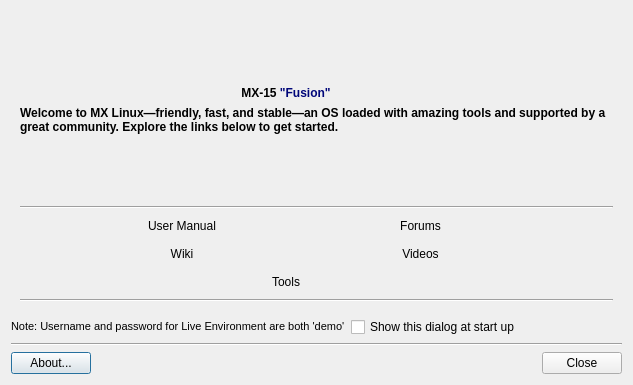
This is mxwelcome.ui in MX-Linux/mx-welcome as Qt 5 draws it before an edit. The edited form follows.
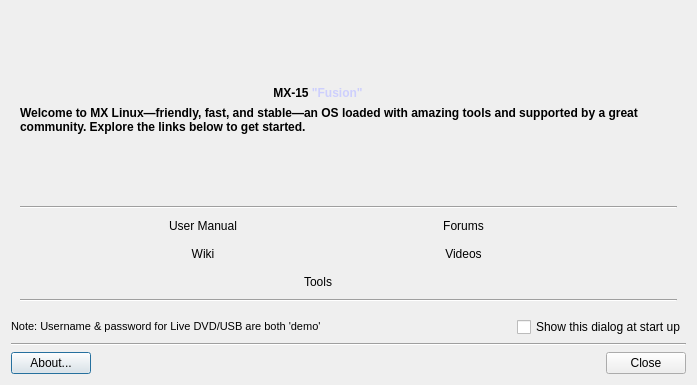
This is the edited form. Icons and pictures are not drawn. Custom widgets are drawn as their Qt base class.

```diff
--- a/mxwelcome.ui
+++ b/mxwelcome.ui
@@ -6,7 +6,7 @@
    <rect>
     <x>0</x>
     <y>0</y>
-    <width>633</width>
+    <width>697</width>
     <height>385</height>
    </rect>
   </property>
@@ -23,7 +23,30 @@
    <item row="0" column="0">
     <widget class="QFrame" name="frame">
      <layout class="QGridLayout" name="gridLayout_4">
-      <item row="6" column="1">
+      <item row="1" column="2">
+       <widget class="QLabel" name="labelTitle">
+        <property name="text">
+         <string>&lt;html&gt;&lt;head/&gt;&lt;body&gt;&lt;p&gt;&lt;span style=&quot; font-weight:600;&quot;&gt;MX-15 &lt;/span&gt;&lt;span style=&quot; font-weight:600; color:#cdcffd;&quot;&gt;&amp;quot;Fusion&amp;quot;&lt;/span&gt;&lt;/p&gt;&lt;/body&gt;&lt;/html&gt;</string>
+        </property>
+        <property name="alignment">
+         <set>Qt::AlignCenter</set>
+        </property>
+       </widget>
+      </item>
+      <item row="7" column="0">
+       <spacer name="horizontalSpacer_7">
+        <property name="orientation">
+         <enum>Qt::Horizontal</enum>
+        </property>
+        <property name="sizeHint" stdset="0">
+         <size>
+          <width>40</width>
+          <height>20</height>
+         </size>
+        </property>
+       </spacer>
+      </item>
+      <item row="7" column="1">
        <widget class="FlatButton" name="buttonManual">
         <property name="sizePolicy">
          <sizepolicy hsizetype="Minimum" vsizetype="Fixed">
@@ -66,7 +89,7 @@
         </property>
        </spacer>
       </item>
-      <item row="6" column="3">
+      <item row="7" column="3">
        <widget class="FlatButton" name="buttonForum">
         <property name="sizePolicy">
          <sizepolicy hsizetype="Minimum" vsizetype="Fixed">
@@ -102,20 +125,10 @@
         </property>
        </widget>
       </item>
-      <item row="1" column="2">
-       <widget class="QLabel" name="labelTitle">
-        <property name="text">
-         <string>&lt;html&gt;&lt;head/&gt;&lt;body&gt;&lt;p&gt;&lt;span style=&quot; font-weight:600;&quot;&gt;MX-15 &lt;/span&gt;&lt;span style=&quot; font-weight:600; color:#000679;&quot;&gt;&amp;quot;Fusion&amp;quot;&lt;/span&gt;&lt;/p&gt;&lt;/body&gt;&lt;/html&gt;</string>
-        </property>
-        <property name="alignment">
-         <set>Qt::AlignCenter</set>
-        </property>
-       </widget>
-      </item>
-      <item row="2" column="0" colspan="5">
+      <item row="3" column="0" colspan="5">
        <widget class="QLabel" name="labelIntro">
         <property name="text">
-         <string>&lt;html&gt;&lt;head/&gt;&lt;body&gt;&lt;p&gt;&lt;span style=&quot; font-weight:600;&quot;&gt;Welcome to MX Linux—friendly, fast, and stable—an OS loaded with amazing tools and supported by a great community. Explore the links below to get started.&lt;/span&gt;&lt;/p&gt;&lt;/body&gt;&lt;/html&gt;</string>
+         <string>&lt;html&gt;&lt;head/&gt;&lt;body&gt;&lt;p&gt;&lt;span style=&quot; font-size:9pt; font-weight:600;&quot;&gt;Welcome to MX Linux—friendly, fast, and stable—an OS loaded with amazing tools and supported by a great community. Explore the links below to get started.&lt;/span&gt;&lt;/p&gt;&lt;/body&gt;&lt;/html&gt;</string>
         </property>
         <property name="alignment">
          <set>Qt::AlignLeading|Qt::AlignLeft|Qt::AlignVCenter</set>
@@ -125,7 +138,7 @@
         </property>
        </widget>
       </item>
-      <item row="7" column="4">
+      <item row="8" column="4">
        <spacer name="horizontalSpacer_6">
         <property name="orientation">
          <enum>Qt::Horizontal</enum>
@@ -138,14 +151,14 @@
         </property>
        </spacer>
       </item>
-      <item row="9" column="0" colspan="5">
+      <item row="10" column="0" colspan="5">
        <widget class="Line" name="line">
         <property name="orientation">
          <enum>Qt::Horizontal</enum>
         </property>
        </widget>
       </item>
-      <item row="4" column="2">
+      <item row="5" column="2">
        <spacer name="verticalSpacer_2">
         <property name="orientation">
          <enum>Qt::Vertical</enum>
@@ -158,7 +171,7 @@
         </property>
        </spacer>
       </item>
-      <item row="6" column="4">
+      <item row="7" column="4">
        <spacer name="horizontalSpacer_9">
         <property name="orientation">
          <enum>Qt::Horizontal</enum>
@@ -171,7 +184,7 @@
         </property>
        </spacer>
       </item>
-      <item row="8" column="4">
+      <item row="9" column="4">
        <spacer name="horizontalSpacer">
         <property name="orientation">
          <enum>Qt::Horizontal</enum>
@@ -184,7 +197,7 @@
         </property>
        </spacer>
       </item>
-      <item row="8" column="2">
+      <item row="9" column="2">
        <widget class="FlatButton" name="buttonTools">
         <property name="minimumSize">
          <size>
@@ -214,33 +227,7 @@
         </property>
        </widget>
       </item>
-      <item row="7" column="2">
-       <spacer name="horizontalSpacer_5">
-        <property name="orientation">
-         <enum>Qt::Horizontal</enum>
-        </property>
-        <property name="sizeHint" stdset="0">
-         <size>
-          <width>40</width>
-          <height>20</height>
-         </size>
-        </property>
-       </spacer>
-      </item>
-      <item row="6" column="2">
-       <spacer name="horizontalSpacer_8">
-        <property name="orientation">
-         <enum>Qt::Horizontal</enum>
-        </property>
-        <property name="sizeHint" stdset="0">
-         <size>
-          <width>40</width>
-          <height>20</height>
-         </size>
-        </property>
-       </spacer>
-      </item>
-      <item row="7" column="3">
+      <item row="8" column="3">
        <widget class="FlatButton" name="buttonVideo">
         <property name="sizePolicy">
          <sizepolicy hsizetype="Minimum" vsizetype="Fixed">
@@ -276,7 +263,33 @@
         </property>
        </widget>
       </item>
-      <item row="7" column="0">
+      <item row="8" column="2">
+       <spacer name="horizontalSpacer_5">
+        <property name="orientation">
+         <enum>Qt::Horizontal</enum>
+        </property>
+        <property name="sizeHint" stdset="0">
+         <size>
+          <width>40</width>
+          <height>20</height>
+         </size>
+        </property>
+       </spacer>
+      </item>
+      <item row="7" column="2">
+       <spacer name="horizontalSpacer_8">
+        <property name="orientation">
+         <enum>Qt::Horizontal</enum>
+        </property>
+        <property name="sizeHint" stdset="0">
+         <size>
+          <width>40</width>
+          <height>20</height>
+         </size>
+        </property>
+       </spacer>
+      </item>
+      <item row="8" column="0">
        <spacer name="horizontalSpacer_3">
         <property name="orientation">
          <enum>Qt::Horizontal</enum>
@@ -289,20 +302,7 @@
         </property>
        </spacer>
       </item>
-      <item row="6" column="0">
-       <spacer name="horizontalSpacer_7">
-        <property name="orientation">
-         <enum>Qt::Horizontal</enum>
-        </property>
-        <property name="sizeHint" stdset="0">
-         <size>
-          <width>40</width>
-          <height>20</height>
-         </size>
-        </property>
-       </spacer>
-      </item>
-      <item row="7" column="1">
+      <item row="8" column="1">
        <widget class="FlatButton" name="buttonWiki">
         <property name="sizePolicy">
          <sizepolicy hsizetype="Minimum" vsizetype="Fixed">
@@ -332,26 +332,26 @@
         </property>
        </widget>
       </item>
-      <item row="8" column="0">
-       <spacer name="horizontalSpacer_2">
-        <property name="orientation">
-         <enum>Qt::Horizontal</enum>
-        </property>
-        <property name="sizeHint" stdset="0">
-         <size>
-          <width>40</width>
-          <height>20</height>
-         </size>
-        </property>
-       </spacer>
-      </item>
-      <item row="5" column="0" colspan="5">
+      <item row="6" column="0" colspan="5">
        <widget class="Line" name="line_3">
         <property name="orientation">
          <enum>Qt::Horizontal</enum>
         </property>
        </widget>
       </item>
+      <item row="9" column="0">
+       <spacer name="horizontalSpacer_2">
+        <property name="orientation">
+         <enum>Qt::Horizontal</enum>
+        </property>
+        <property name="sizeHint" stdset="0">
+         <size>
+          <width>40</width>
+          <height>20</height>
+         </size>
+        </property>
+       </spacer>
+      </item>
      </layout>
     </widget>
    </item>
@@ -360,17 +360,30 @@
      <item row="0" column="0">
       <widget class="QLabel" name="label">
        <property name="text">
-        <string>&lt;html&gt;&lt;head/&gt;&lt;body&gt;&lt;p&gt;&lt;span style=&quot; font-size:8pt;&quot;&gt;Note: Username and password for Live Environment are both 'demo'&lt;/span&gt;&lt;/p&gt;&lt;/body&gt;&lt;/html&gt;</string>
+        <string>&lt;html&gt;&lt;head/&gt;&lt;body&gt;&lt;p&gt;&lt;span style=&quot; font-size:8pt;&quot;&gt;Note: Username &amp;amp; password for Live DVD/USB are both 'demo'&lt;/span&gt;&lt;/p&gt;&lt;/body&gt;&lt;/html&gt;</string>
        </property>
       </widget>
      </item>
-     <item row="0" column="1">
+     <item row="0" column="2">
       <widget class="QCheckBox" name="checkBox">
        <property name="text">
         <string>Show this dialog at start up</string>
        </property>
       </widget>
      </item>
+     <item row="0" column="1">
+      <spacer name="horizontalSpacer_4">
+       <property name="orientation">
+        <enum>Qt::Horizontal</enum>
+       </property>
+       <property name="sizeHint" stdset="0">
+        <size>
+         <width>40</width>
+         <height>20</height>
+        </size>
+       </property>
+      </spacer>
+     </item>
     </layout>
    </item>
    <item row="2" column="0">
```
